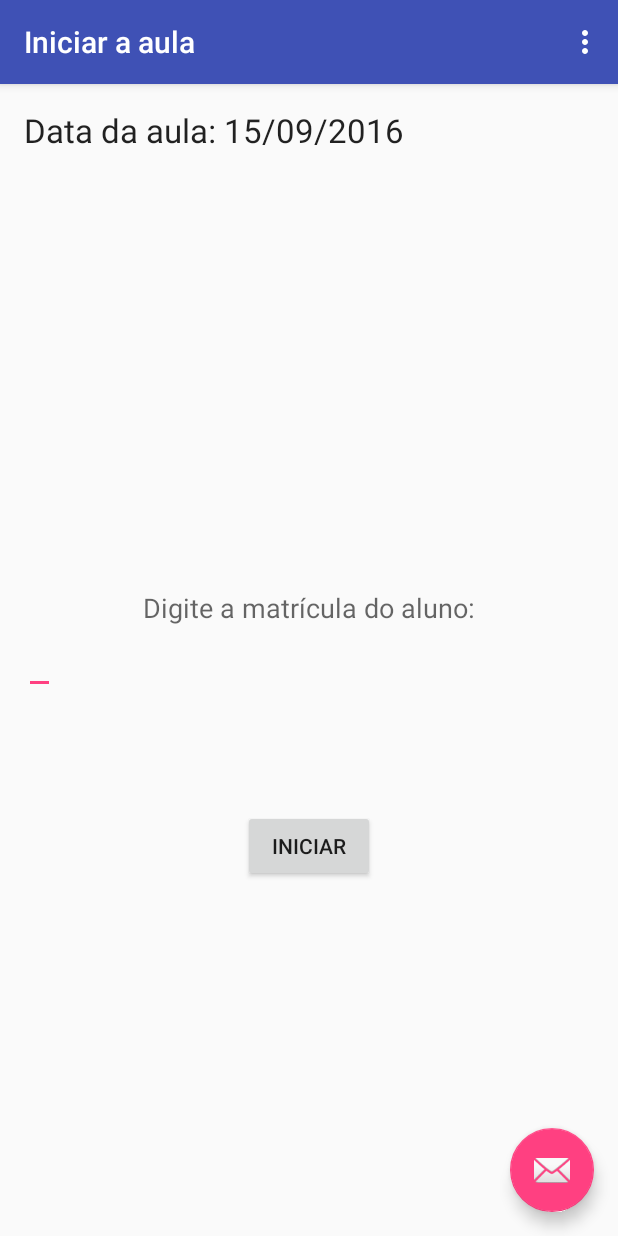
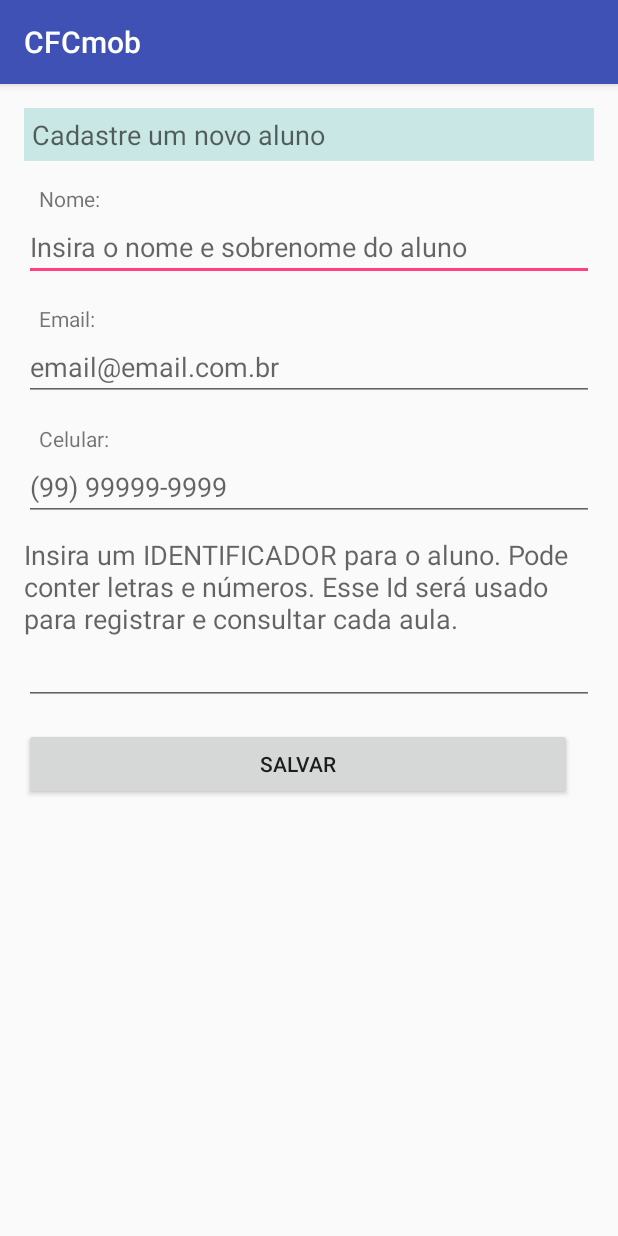
Before and after one commit to fabioaugustosl/cfcMobAndroid, an Android app: the IniciarAulaActivity screen opened directly, with no data from a screen before it, in the options menu, after a tap on "Cadastrar Aluno", on a phone screen of 412 x 824 dp. Run offline under Robolectric (Android 15) with nearby library versions, the phone set to English and light mode, and no system bars; 1 statement that could not run was skipped.

Commit message:
Criação de tela prototipo de cadastro de cliente e alterações na tela de iniciar aula.

```diff
--- a/build.gradle
+++ b/build.gradle
@@ -5,7 +5,7 @@ buildscript {
         jcenter()
     }
     dependencies {
-        classpath 'com.android.tools.build:gradle:2.0.0'
+        classpath 'com.android.tools.build:gradle:2.1.0'
 
         // NOTE: Do not place your application dependencies here; they belong
         // in the individual module build.gradle files
--- a/mobile/src/main/java/br/com/virtz/www/cfcmob/activity/AvaliacaoTarefaActivity.java
+++ b/mobile/src/main/java/br/com/virtz/www/cfcmob/activity/AvaliacaoTarefaActivity.java
@@ -4,6 +4,7 @@ import android.content.Intent;
 import android.support.v7.app.AppCompatActivity;
 import android.os.Bundle;
 import android.view.View;
+import android.widget.TextView;
 import android.widget.Toast;
 
 import br.com.virtz.www.cfcmob.R;
@@ -14,6 +15,15 @@ public class AvaliacaoTarefaActivity extends AppCompatActivity {
     protected void onCreate(Bundle savedInstanceState) {
         super.onCreate(savedInstanceState);
         setContentView(R.layout.activity_avaliacao_tarefa);
+
+        Intent intent = getIntent();
+        String nomeExercicio = intent.getStringExtra("exercicio");
+        if(nomeExercicio != null){
+            final TextView txtAvalie = (TextView) findViewById(R.id.txtAvalie);
+            txtAvalie.setText("Como foi a execução do exercício '"+nomeExercicio+"' pelo aluno?");
+        }
+
+
     }
 
     public void avaliarTarefa(View view){
--- a/mobile/src/main/java/br/com/virtz/www/cfcmob/activity/IniciarAulaActivity.java
+++ b/mobile/src/main/java/br/com/virtz/www/cfcmob/activity/IniciarAulaActivity.java
@@ -12,7 +12,9 @@ import android.view.KeyEvent;
 import android.view.Menu;
 import android.view.MenuItem;
 import android.view.View;
+import android.widget.ArrayAdapter;
 import android.widget.EditText;
+import android.widget.Spinner;
 import android.widget.TextView;
 import android.widget.Toast;
 
@@ -21,7 +23,9 @@ import com.google.android.gms.appindexing.AppIndex;
 import com.google.android.gms.common.api.GoogleApiClient;
 
 import java.text.SimpleDateFormat;
+import java.util.ArrayList;
 import java.util.Date;
+import java.util.List;
 
 import br.com.virtz.www.cfcmob.R;
 import br.com.virtz.www.cfcmob.datepicker.DatePickerFragment;
@@ -33,6 +37,9 @@ public class IniciarAulaActivity extends AppCompatActivity {
      * See https://g.co/AppIndexing/AndroidStudio for more information.
      */
     private GoogleApiClient client;
+
+    List<String> categorias = new ArrayList<String>();
+
 
     @Override
     protected void onCreate(Bundle savedInstanceState) {
@@ -69,6 +76,11 @@ public class IniciarAulaActivity extends AppCompatActivity {
         });
 
         verificaSeAulaFoiFinalizada();
+
+        categorias.add("Categoria A");
+        categorias.add("Categoria B");
+
+        addItensNoCombo();
 
         // ATTENTION: This was auto-generated to implement the App Indexing API.
         // See https://g.co/AppIndexing/AndroidStudio for more information.
@@ -128,7 +140,7 @@ public class IniciarAulaActivity extends AppCompatActivity {
 
 
     public void irParaCadastrarUsuario() {
-        startActivity(new Intent(getBaseContext(), IniciarAulaActivity.class));
+        startActivity(new Intent(getBaseContext(), NovoAlunoActivity.class));
     }
 
     public void sair() {
@@ -136,4 +148,20 @@ public class IniciarAulaActivity extends AppCompatActivity {
     }
 
 
+    public void addItensNoCombo() {
+
+        Spinner spinner = (Spinner) findViewById(R.id.comboCategoria);
+
+        ArrayAdapter<String> dataAdapter = new ArrayAdapter<String>(this,
+                android.R.layout.simple_spinner_item, categorias);
+        dataAdapter.setDropDownViewResource(android.R.layout.simple_spinner_dropdown_item);
+        spinner.setAdapter(dataAdapter);
+    }
+
+    public void addListenerOnSpinnerItemSelection() {
+
+    }
+
+
+
 }
--- /dev/null
+++ b/mobile/src/main/java/br/com/virtz/www/cfcmob/activity/NovoAlunoActivity.java
@@ -0,0 +1,30 @@
+package br.com.virtz.www.cfcmob.activity;
+
+import android.content.Intent;
+import android.support.v7.app.AppCompatActivity;
+import android.os.Bundle;
+import android.view.View;
+import android.widget.Toast;
+
+import br.com.virtz.www.cfcmob.R;
+
+public class NovoAlunoActivity extends AppCompatActivity {
+
+
+    @Override
+    protected void onCreate(Bundle savedInstanceState) {
+        super.onCreate(savedInstanceState);
+
+        setContentView(R.layout.activity_novo_aluno);
+    }
+
+    public void salvar(View view){
+
+        Toast.makeText(getApplicationContext(),
+                "Novo aluno salvo com sucesso!", Toast.LENGTH_SHORT).show();
+
+        startActivity(new Intent(getBaseContext(), IniciarAulaActivity.class));
+
+    }
+
+}
--- a/mobile/src/main/java/br/com/virtz/www/cfcmob/activity/TarefaAulaActivity.java
+++ b/mobile/src/main/java/br/com/virtz/www/cfcmob/activity/TarefaAulaActivity.java
@@ -52,7 +52,10 @@ public class TarefaAulaActivity extends AppCompatActivity {
         opcoesTarefa.setOnItemClickListener(
                 new AdapterView.OnItemClickListener() {
                     @Override public void onItemClick(AdapterView<?> parent, View view, int position, long id) {
-                        startActivity(new Intent(getBaseContext(), AvaliacaoTarefaActivity.class));
+                        Intent intentAvaliacao = new Intent(getBaseContext(), AvaliacaoTarefaActivity.class);
+                        intentAvaliacao.putExtra("exercicio", opcoes.get(position));
+
+                        startActivity(intentAvaliacao);
                     }
                 });
     }
--- /dev/null
+++ b/mobile/src/main/res/layout/activity_novo_aluno.xml
@@ -0,0 +1,132 @@
+<?xml version="1.0" encoding="utf-8"?>
+<RelativeLayout xmlns:android="http://schemas.android.com/apk/res/android"
+    xmlns:tools="http://schemas.android.com/tools"
+    android:layout_width="match_parent"
+    android:layout_height="match_parent"
+    android:paddingBottom="@dimen/activity_vertical_margin"
+    android:paddingLeft="@dimen/activity_horizontal_margin"
+    android:paddingRight="@dimen/activity_horizontal_margin"
+    android:paddingTop="@dimen/activity_vertical_margin"
+    tools:context="br.com.virtz.www.cfcmob.activity.NovoAlunoActivity">
+
+
+    <LinearLayout
+        android:orientation="vertical"
+        android:layout_width="match_parent"
+        android:layout_height="fill_parent"
+        android:id="@+id/layoutVerti"
+        android:padding="0dp">
+
+    <TextView
+        android:layout_width="match_parent"
+        android:layout_height="wrap_content"
+        android:textAppearance="?android:attr/textAppearanceMedium"
+        android:text="Cadastre um novo aluno"
+        android:id="@+id/txtTituloCadAluno"
+        android:layout_alignParentEnd="true"
+        android:layout_alignParentStart="true"
+        android:layout_alignParentTop="true"
+        android:background="@color/highlighted_text_material_dark"
+        android:padding="5dp" />
+
+    <TextView
+        android:layout_width="wrap_content"
+        android:layout_height="wrap_content"
+        android:textAppearance="?android:attr/textAppearanceSmall"
+        android:text="Nome:"
+        android:id="@+id/txtNome"
+        android:layout_alignParentStart="true"
+        android:layout_below="@+id/txtTituloCadAluno"
+        android:layout_marginLeft="10dp"
+        android:layout_marginTop="15dp" />
+
+    <EditText
+        android:layout_width="match_parent"
+        android:layout_height="wrap_content"
+        android:inputType="textPersonName"
+        android:ems="10"
+        android:id="@+id/edtNome"
+        android:layout_below="@+id/txtNome"
+        android:layout_alignEnd="@+id/txtTituloCadAluno"
+        android:layout_alignParentStart="true"
+        android:hint="Insira o nome e sobrenome do aluno" />
+
+        <TextView
+        android:layout_width="wrap_content"
+        android:layout_height="wrap_content"
+        android:textAppearance="?android:attr/textAppearanceSmall"
+        android:text="Email:"
+        android:id="@+id/txtEmail"
+        android:layout_below="@+id/edtNome"
+        android:layout_alignParentStart="true"
+        android:layout_marginLeft="10dp"
+        android:layout_marginTop="15dp" />
+
+        <EditText
+            android:layout_width="match_parent"
+            android:layout_height="wrap_content"
+            android:inputType="textEmailAddress"
+            android:ems="10"
+            android:id="@+id/edtEmail"
+            android:layout_below="@+id/txtEmail"
+            android:layout_alignParentStart="true"
+            android:layout_alignEnd="@+id/edtNome"
+            android:hint="email@email.com.br" />
+
+        <TextView
+        android:layout_width="wrap_content"
+        android:layout_height="wrap_content"
+        android:textAppearance="?android:attr/textAppearanceSmall"
+        android:text="Celular:"
+        android:id="@+id/txtCelular"
+        android:layout_below="@+id/edtEmail"
+        android:layout_alignParentStart="true"
+        android:layout_marginLeft="10dp"
+        android:layout_marginTop="15dp" />
+
+    <EditText
+        android:layout_width="match_parent"
+        android:layout_height="wrap_content"
+        android:inputType="phone"
+        android:ems="10"
+        android:id="@+id/editText"
+        android:layout_below="@+id/txtCelular"
+        android:layout_alignParentStart="true"
+        android:layout_alignEnd="@+id/edtEmail"
+        android:hint="(99) 99999-9999"
+        android:phoneNumber="true"
+        android:scrollbarAlwaysDrawHorizontalTrack="true" />
+
+    <TextView
+        android:layout_width="wrap_content"
+        android:layout_height="wrap_content"
+        android:textAppearance="?android:attr/textAppearanceMedium"
+        android:text="Insira um IDENTIFICADOR para o aluno. Pode conter letras e números. Esse Id será usado para registrar e consultar cada aula. "
+        android:id="@+id/txtIDExplicacao"
+        android:layout_below="@+id/editText"
+        android:layout_alignParentStart="true"
+        android:layout_marginTop="10dp" />
+
+    <EditText
+        android:layout_width="match_parent"
+        android:layout_height="wrap_content"
+        android:id="@+id/edtId"
+        android:layout_below="@+id/txtIDExplicacao"
+        android:layout_alignParentStart="true"
+        android:layout_alignEnd="@+id/txtIDExplicacao"
+        android:maxLength="100" />
+
+    <Button
+        android:layout_width="365dp"
+        android:layout_height="wrap_content"
+        android:text="Salvar"
+        android:id="@+id/btnSalvar"
+        android:layout_alignParentBottom="true"
+        android:layout_alignEnd="@+id/edtId"
+        android:layout_alignParentStart="true"
+        android:hint="Confirmar o cadastro do novo aluno."
+        android:onClick="salvar"
+        android:layout_marginTop="15dp" />
+
+    </LinearLayout>
+</RelativeLayout>
--- a/mobile/src/main/res/layout/content_iniciar_aula.xml
+++ b/mobile/src/main/res/layout/content_iniciar_aula.xml
@@ -26,10 +26,13 @@
         android:layout_width="wrap_content"
         android:layout_height="wrap_content"
         android:id="@+id/edtIdCondutor"
-        android:layout_centerVertical="true"
         android:inputType="number"
         android:singleLine="true"
-        android:textAlignment="center" />
+        android:textAlignment="center"
+        android:layout_alignParentEnd="true"
+        android:layout_alignParentStart="true"
+        android:layout_below="@+id/txtMatricula"
+        android:layout_alignParentRight="true" />
 
     <TextView
         android:layout_width="wrap_content"
@@ -37,11 +40,12 @@
         android:textAppearance="?android:attr/textAppearanceMedium"
         android:text="Digite a matrícula do aluno:"
         android:id="@+id/txtMatricula"
-        android:layout_above="@+id/edtIdCondutor"
+        android:inputType="text"
+        android:textAlignment="center"
+        android:layout_marginTop="75dp"
+        android:layout_below="@+id/txtDataAula"
         android:layout_centerHorizontal="true"
-        android:layout_alignParentEnd="false"
-        android:inputType="text"
-        android:textAlignment="center" />
+        android:textStyle="bold" />
 
 
     <Button
@@ -49,10 +53,31 @@
         android:layout_height="wrap_content"
         android:text="Iniciar"
         android:id="@+id/btnIniciarAula"
-        android:layout_below="@+id/edtIdCondutor"
         android:onClick="iniciarAula"
+        android:layout_alignParentBottom="true"
+        android:layout_marginBottom="114dp"
+        android:layout_alignParentStart="true"
+        android:layout_alignEnd="@+id/edtIdCondutor" />
+
+    <TextView
+        android:layout_width="wrap_content"
+        android:layout_height="wrap_content"
+        android:textAppearance="?android:attr/textAppearanceMedium"
+        android:text="Qual categoria?"
+        android:id="@+id/txtTipoAula"
+        android:textStyle="bold"
         android:layout_centerHorizontal="true"
-        android:layout_marginTop="77dp" />
+        android:layout_marginTop="36dp"
+        android:layout_below="@+id/edtIdCondutor" />
+
+    <Spinner
+        android:layout_width="fill_parent"
+        android:layout_height="wrap_content"
+        android:id="@+id/comboCategoria"
+        android:layout_centerVertical="true"
+        android:layout_alignEnd="@+id/edtIdCondutor"
+        android:layout_alignParentStart="false"
+        android:layout_marginTop="10dp" />
 
 
 </RelativeLayout>
```
Also changed, not shown: mobile/src/main/AndroidManifest.xml (+7 -2 lines).
